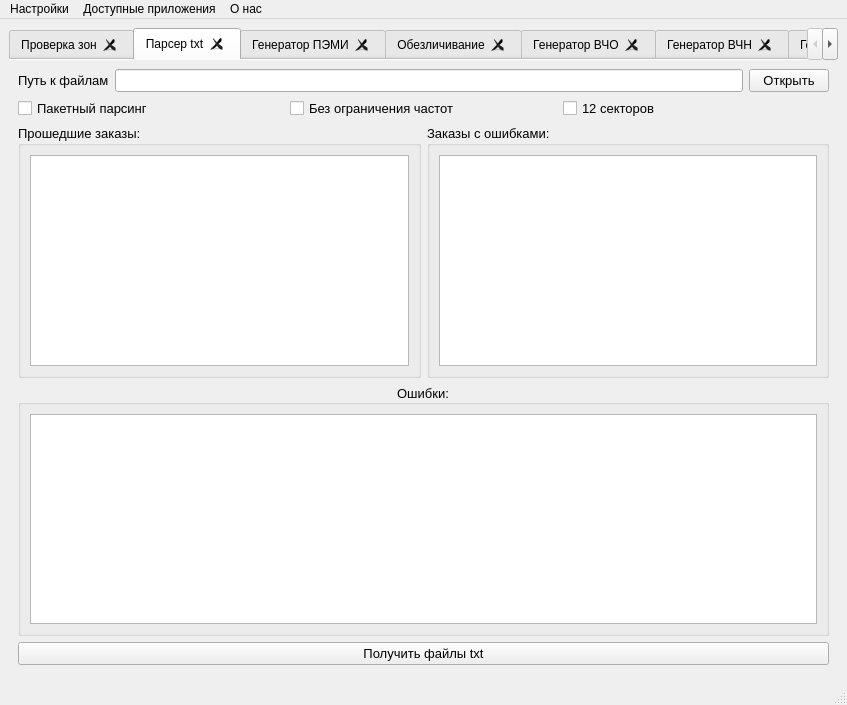
Qt form designer/Main.ui (ant1cus/Project_OOD) before a commit.
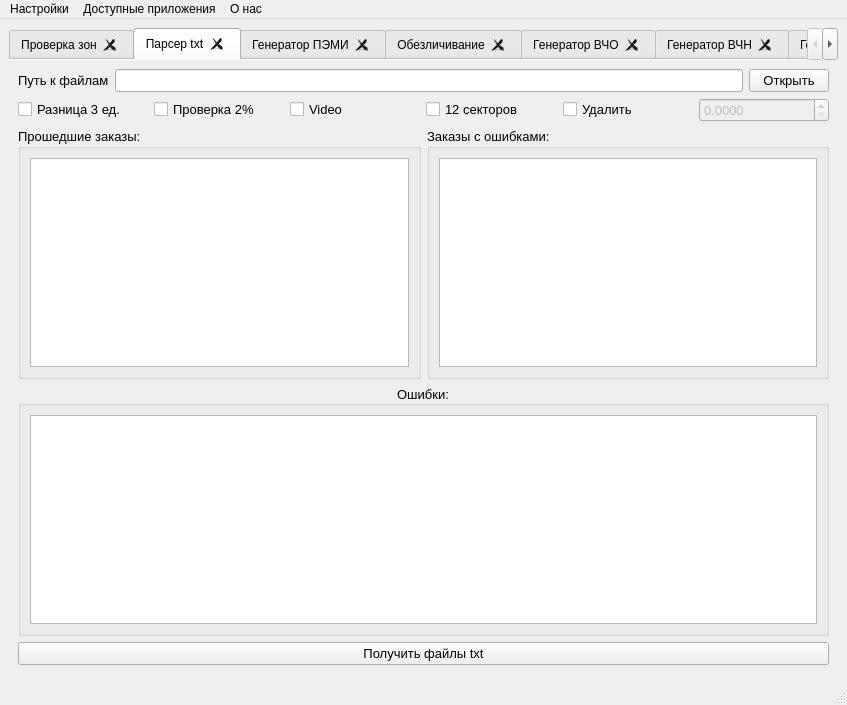
The same form after that commit. The open tabs and pages were chosen to show the change.

Commit message: new excel check

Diff of the .ui file:
```diff
--- a/designer/Main.ui
+++ b/designer/Main.ui
@@ -820,7 +820,7 @@
              <string>&lt;html&gt;&lt;head/&gt;&lt;body&gt;&lt;p&gt;Активировать если необходимо распарсить несколько заказов&lt;/p&gt;&lt;/body&gt;&lt;/html&gt;</string>
             </property>
             <property name="text">
-             <string>Пакетный парсинг</string>
+             <string>Разница 3 ед.</string>
             </property>
            </widget>
           </item>
@@ -835,7 +835,19 @@
              <string>&lt;html&gt;&lt;head/&gt;&lt;body&gt;&lt;p&gt;Активировать если нет необходимости контроля получаемых значений&lt;/p&gt;&lt;/body&gt;&lt;/html&gt;</string>
             </property>
             <property name="text">
-             <string>Без ограничения частот</string>
+             <string>Проверка 2%</string>
+            </property>
+           </widget>
+          </item>
+          <item>
+           <widget class="QCheckBox" name="checkBox_video_check">
+            <property name="font">
+             <font>
+              <pointsize>10</pointsize>
+             </font>
+            </property>
+            <property name="text">
+             <string>Video</string>
             </property>
            </widget>
           </item>
@@ -854,6 +866,39 @@
             </property>
            </widget>
           </item>
+          <item>
+           <widget class="QCheckBox" name="checkBox_del_frq">
+            <property name="font">
+             <font>
+              <pointsize>10</pointsize>
+             </font>
+            </property>
+            <property name="text">
+             <string>Удалить</string>
+            </property>
+           </widget>
+          </item>
+          <item>
+           <widget class="QDoubleSpinBox" name="doubleSpinBox_del_frq">
+            <property name="enabled">
+             <bool>false</bool>
+            </property>
+            <property name="font">
+             <font>
+              <pointsize>10</pointsize>
+             </font>
+            </property>
+            <property name="decimals">
+             <number>4</number>
+            </property>
+            <property name="maximum">
+             <double>100000.000000000000000</double>
+            </property>
+            <property name="singleStep">
+             <double>100.000000000000000</double>
+            </property>
+           </widget>
+          </item>
          </layout>
         </item>
        </layout>
```
Left out of the diff: 29 changed lines with no effect on the pictures. The commit also changes 7 other files.
